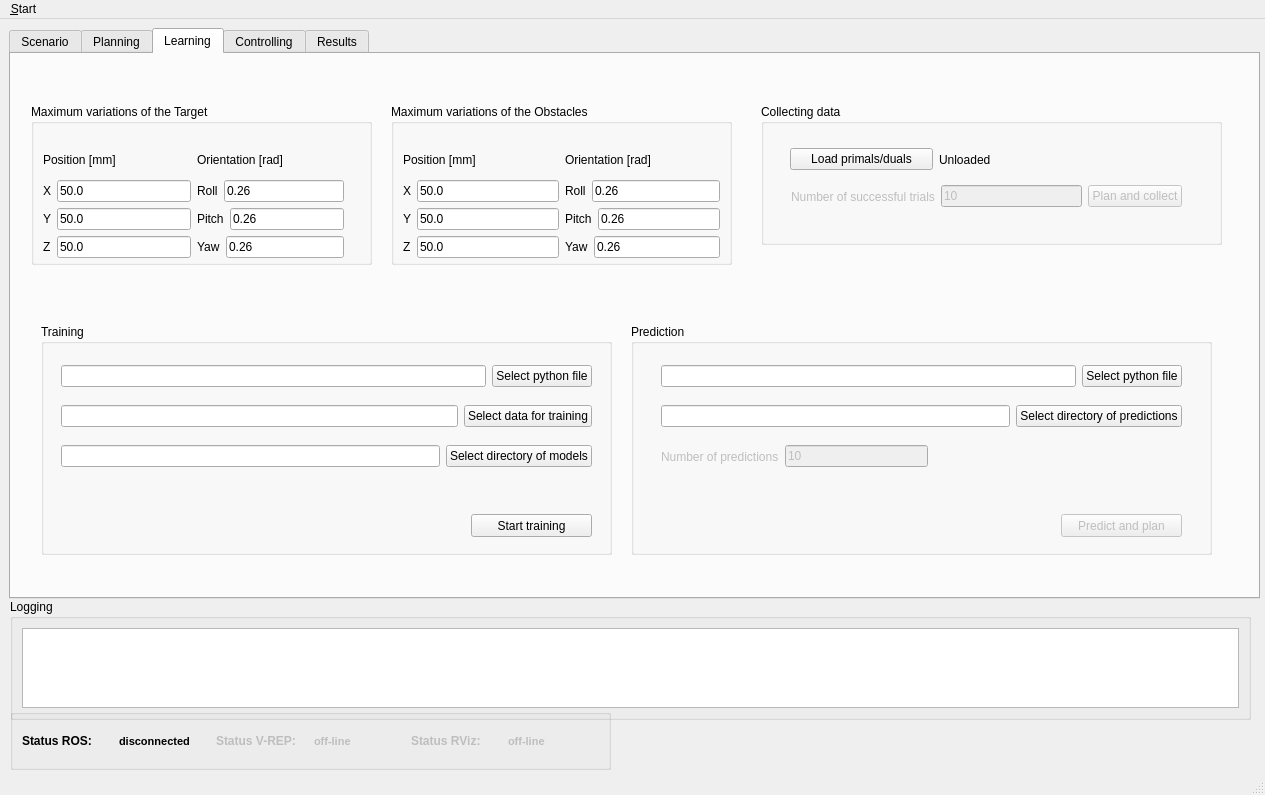
Above: ui/main_window.ui from zohannn/motion_manager before the change. Below: the same form after it.
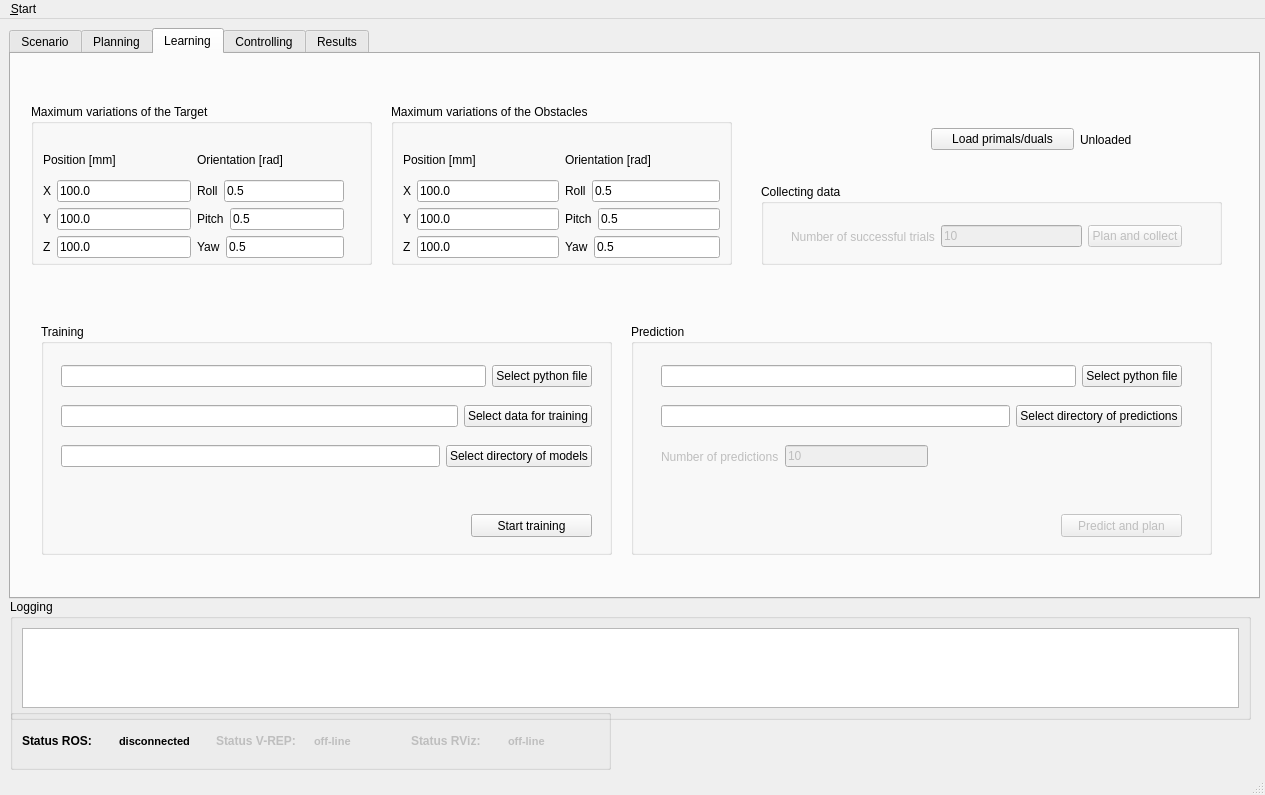
That is the form after the change. The open tabs and pages were chosen to show the change. Icons and pictures are not drawn. Custom widgets are drawn as their Qt base class.

```diff
--- a/ui/main_window.ui
+++ b/ui/main_window.ui
@@ -1061,9 +1061,9 @@
       <property name="geometry">
        <rect>
         <x>750</x>
-        <y>50</y>
+        <y>130</y>
         <width>461</width>
-        <height>141</height>
+        <height>81</height>
        </rect>
       </property>
       <property name="title">
@@ -1073,7 +1073,7 @@
        <property name="geometry">
         <rect>
          <x>30</x>
-         <y>80</y>
+         <y>40</y>
          <width>391</width>
          <height>25</height>
         </rect>
@@ -1111,32 +1111,6 @@
         </item>
        </layout>
       </widget>
-      <widget class="QWidget" name="layoutWidget">
-       <property name="geometry">
-        <rect>
-         <x>29</x>
-         <y>40</y>
-         <width>291</width>
-         <height>31</height>
-        </rect>
-       </property>
-       <layout class="QHBoxLayout" name="horizontalLayout_47">
-        <item>
-         <widget class="QPushButton" name="pushButton_load_learn_prim_duals">
-          <property name="text">
-           <string>Load primals/duals</string>
-          </property>
-         </widget>
-        </item>
-        <item>
-         <widget class="QLabel" name="label_loaded">
-          <property name="text">
-           <string>Unloaded</string>
-          </property>
-         </widget>
-        </item>
-       </layout>
-      </widget>
      </widget>
      <widget class="QGroupBox" name="groupBox_training">
       <property name="geometry">
@@ -1378,7 +1352,7 @@
             <item>
              <widget class="QLineEdit" name="lineEdit_obsts_x_var">
               <property name="text">
-               <string>50.0</string>
+               <string>100.0</string>
               </property>
              </widget>
             </item>
@@ -1396,7 +1370,7 @@
             <item>
              <widget class="QLineEdit" name="lineEdit_obsts_y_var">
               <property name="text">
-               <string>50.0</string>
+               <string>100.0</string>
               </property>
              </widget>
             </item>
@@ -1414,7 +1388,7 @@
             <item>
              <widget class="QLineEdit" name="lineEdit_obsts_z_var">
               <property name="text">
-               <string>50.0</string>
+               <string>100.0</string>
               </property>
              </widget>
             </item>
@@ -1443,7 +1417,7 @@
             <item>
              <widget class="QLineEdit" name="lineEdit_obsts_roll_var">
               <property name="text">
-               <string>0.26</string>
+               <string>0.5</string>
               </property>
              </widget>
             </item>
@@ -1461,7 +1435,7 @@
             <item>
              <widget class="QLineEdit" name="lineEdit_obsts_pitch_var">
               <property name="text">
-               <string>0.26</string>
+               <string>0.5</string>
               </property>
              </widget>
             </item>
@@ -1479,7 +1453,7 @@
             <item>
              <widget class="QLineEdit" name="lineEdit_obsts_yaw_var">
               <property name="text">
-               <string>0.26</string>
+               <string>0.5</string>
               </property>
              </widget>
             </item>
@@ -1533,7 +1507,7 @@
             <item>
              <widget class="QLineEdit" name="lineEdit_tar_x_var">
               <property name="text">
-               <string>50.0</string>
+               <string>100.0</string>
               </property>
              </widget>
             </item>
@@ -1551,7 +1525,7 @@
             <item>
              <widget class="QLineEdit" name="lineEdit_tar_y_var">
               <property name="text">
-               <string>50.0</string>
+               <string>100.0</string>
               </property>
              </widget>
             </item>
@@ -1569,7 +1543,7 @@
             <item>
              <widget class="QLineEdit" name="lineEdit_tar_z_var">
               <property name="text">
-               <string>50.0</string>
+               <string>100.0</string>
               </property>
              </widget>
             </item>
@@ -1598,7 +1572,7 @@
             <item>
              <widget class="QLineEdit" name="lineEdit_tar_roll_var">
               <property name="text">
-               <string>0.26</string>
+               <string>0.5</string>
               </property>
              </widget>
             </item>
@@ -1616,7 +1590,7 @@
             <item>
              <widget class="QLineEdit" name="lineEdit_tar_pitch_var">
               <property name="text">
-               <string>0.26</string>
+               <string>0.5</string>
               </property>
              </widget>
             </item>
@@ -1634,7 +1608,7 @@
             <item>
              <widget class="QLineEdit" name="lineEdit_tar_yaw_var">
               <property name="text">
-               <string>0.26</string>
+               <string>0.5</string>
               </property>
              </widget>
             </item>
@@ -1645,6 +1619,32 @@
        </layout>
       </widget>
      </widget>
+     <widget class="QWidget" name="layoutWidget">
+      <property name="geometry">
+       <rect>
+        <x>920</x>
+        <y>70</y>
+        <width>291</width>
+        <height>31</height>
+       </rect>
+      </property>
+      <layout class="QHBoxLayout" name="horizontalLayout_47">
+       <item>
+        <widget class="QPushButton" name="pushButton_load_learn_prim_duals">
+         <property name="text">
+          <string>Load primals/duals</string>
+         </property>
+        </widget>
+       </item>
+       <item>
+        <widget class="QLabel" name="label_loaded">
+         <property name="text">
+          <string>Unloaded</string>
+         </property>
+        </widget>
+       </item>
+      </layout>
+     </widget>
     </widget>
     <widget class="QWidget" name="tab_control">
      <attribute name="title">
```
